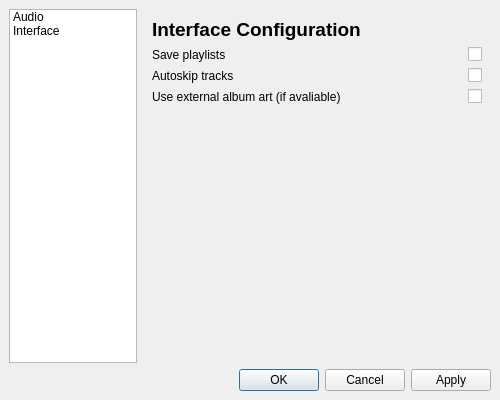
Qt form src/PAW_GUI/settings_paw_gui.ui (CapitanMurasa/PerfectAudioWorks) before a commit.
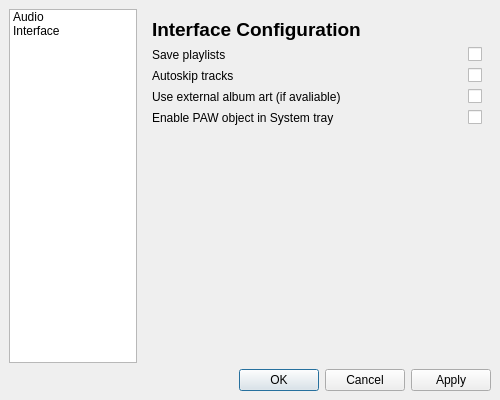
The same form after that commit. The open tabs and pages were chosen to show the change.

Commit message: tray + physical keys are working in Windows (locally) + changes in ui

```diff
--- a/src/PAW_GUI/settings_paw_gui.ui
+++ b/src/PAW_GUI/settings_paw_gui.ui
@@ -171,6 +171,23 @@
               </property>
              </widget>
             </item>
+            <item row="3" column="0">
+             <widget class="QLabel" name="label_4">
+              <property name="text">
+               <string>Enable PAW object in System tray</string>
+              </property>
+             </widget>
+            </item>
+            <item row="3" column="1">
+             <widget class="QCheckBox" name="EnableTray">
+              <property name="layoutDirection">
+               <enum>Qt::LayoutDirection::RightToLeft</enum>
+              </property>
+              <property name="text">
+               <string/>
+              </property>
+             </widget>
+            </item>
            </layout>
           </item>
           <item>
```
The commit also changes 2 other files.
